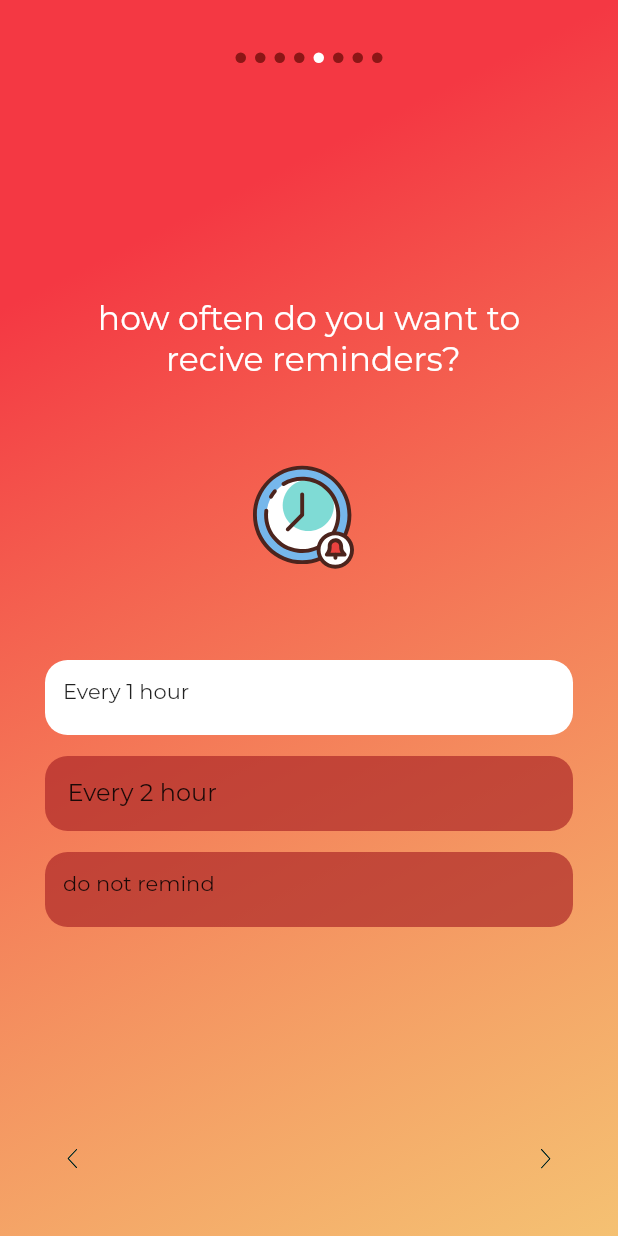
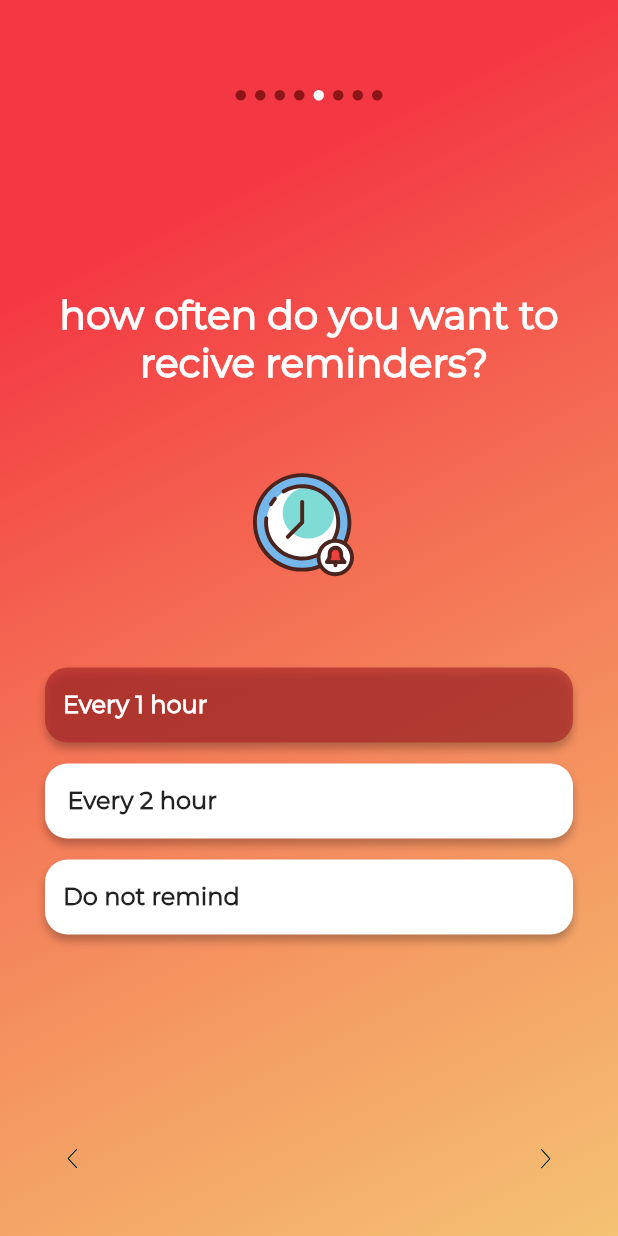
Before and after one commit to Vadagon/waterApp, a Flutter app: the screen it shows after launch, swiped to page 5, on a phone screen of 412 x 824 dp. Run offline on Flutter 3.47's test engine with Material 2 defaults, Android fonts, the light colour scheme and no system bars; drawn by our look-alikes of carousel_slider; our stand-ins replace firebase_core, flutter_svg, sembast; missing offline and left inert: direct_select; accounts and stored records are empty; project files that could hold a hidden picture were left out.

Commit message:
setup front

```diff
--- a/lib/main.dart
+++ b/lib/main.dart
@@ -36,11 +36,13 @@ class MyApp extends StatelessWidget {
         visualDensity: VisualDensity.adaptivePlatformDensity,
         fontFamily: 'Montserrat',
          textTheme: TextTheme(
-      headline1: TextStyle(fontSize: 26.0, fontWeight: FontWeight.bold,color: Color(0xffffffff)),
-      headline6: TextStyle(fontSize: 16.0, ),
-      bodyText2: TextStyle(fontSize: 14.0, ),
+      headline1: TextStyle(fontSize: 26.0, fontWeight: FontWeight.bold, color: Color(0xffffffff)),
+      headline6: TextStyle(fontSize: 16.0, fontWeight: FontWeight.bold,),
+      bodyText2: TextStyle(fontSize: 14.0, fontWeight: FontWeight.bold,),
       caption: TextStyle(fontSize: 24.0, color: Color(0xff222222), fontWeight: FontWeight.bold,),
+
     ),
+
       ),
       initialRoute: '/setup',
       routes: {
--- a/lib/pages/setup/setup.dart
+++ b/lib/pages/setup/setup.dart
@@ -7,7 +7,9 @@ import 'package:flutter_svg/flutter_svg.dart';
 import 'widgets/GenderSelect.dart';
 import 'widgets/HeightSelect.dart';
 import 'widgets/Remainder.dart';
+import 'widgets/WakeUp.dart';
 import 'widgets/YearsSelect.dart';
+import 'widgets/activity.dart';
 import 'widgets/weightSelect.dart';
 
 class SetupRoute extends StatefulWidget {
@@ -51,6 +53,15 @@ class SetupState extends State<SetupRoute> {
      if (s == 5){
      return ReminderSelect();
     }
+     if (s == 6){
+     return WakeUpSelect(title:'Wake up time',img: 'wakeUp', finalIndex: 8,);
+    }
+     if (s == 7){
+     return WakeUpSelect(title:'Time to sleep',img: 'sleepTime', finalIndex: 22,);
+    }
+     if (s == 8){
+     return ActivitySelect();
+    }
   }
 
   @override
@@ -58,7 +69,8 @@ class SetupState extends State<SetupRoute> {
     Size size = MediaQuery.of(context).size;
 
     return Scaffold(
-      body: Column(
+      body:
+      Column(
         children: [
           Stack(
             children: [
@@ -105,7 +117,7 @@ class SetupState extends State<SetupRoute> {
                 ),
               ),
               Positioned(
-                top: 25,
+                top: 50,
                 child: Container(
                   width: size.width,
                   child: Row(
@@ -147,7 +159,9 @@ class SetupState extends State<SetupRoute> {
                       ),
                     ),
                   ),
-                  onTap: () => _controller.nextPage(),
+                  onTap: () => {
+                    if (_current==7){Navigator.pushNamed(context, '/')}
+                  else {_controller.nextPage()}},
                 ),
               ),
               _current != 0
--- a/lib/pages/setup/widgets/Remainder.dart
+++ b/lib/pages/setup/widgets/Remainder.dart
@@ -7,7 +7,7 @@ class ReminderSelect extends StatefulWidget {
 }
 
 class _ReminderSelectState extends State<ReminderSelect> {
-  bool _gender = false;
+  String remindTime = "Every 1 hour";
 
   @override
   Widget build(BuildContext context) {
@@ -16,13 +16,7 @@ class _ReminderSelectState extends State<ReminderSelect> {
       children: [
         Container(
           child: Text("how often do you want to \n recive reminders?",
-              style: const TextStyle(
-                  color: const Color(0xffffffff),
-                  fontWeight: FontWeight.w400,
-                  fontFamily: "Montserrat",
-                  fontStyle: FontStyle.normal,
-                  fontSize: 22.0),
-              textAlign: TextAlign.center),
+              style: Theme.of(context).textTheme.headline1,textAlign: TextAlign.center,),
         ),
         Container(
           margin: EdgeInsets.only(top: 50, right: 20),
@@ -43,21 +37,46 @@ class _ReminderSelectState extends State<ReminderSelect> {
                   height: 50,
                   padding: EdgeInsets.all(12),
                   margin: EdgeInsets.symmetric(vertical: 7, horizontal: 30),
-                  decoration: !_gender
+                  decoration: remindTime == 'Every 1 hour'
                       ? BoxDecoration(
                           borderRadius: BorderRadius.all(Radius.circular(15)),
-                          color: const Color(0xffffffff))
+                          boxShadow: [
+                            BoxShadow(
+                                color: const Color(0x40000000),
+                                offset: Offset(0, 4),
+                                blurRadius: 4,
+                                spreadRadius: 0)
+                          ],
+                          color: const Color(0xb0ac2727))
                       : BoxDecoration(
-                          color: const Color(0xb0ac2727),
+                          color: const Color(0xffffffff),
+                          boxShadow: [
+                            BoxShadow(
+                                color: const Color(0x40000000),
+                                offset: Offset(0, 4),
+                                blurRadius: 4,
+                                spreadRadius: 0)
+                          ],
                           borderRadius: BorderRadius.all(Radius.circular(15)),
                         ),
-                  child: Text('Every 1 hour'),
+                  child: Column(
+                    crossAxisAlignment: CrossAxisAlignment.start,
+                    mainAxisAlignment: MainAxisAlignment.center,
+                    children: [
+                      Text('Every 1 hour',
+                          style: remindTime == 'Every 1 hour'
+                              ? Theme.of(context)
+                                  .textTheme
+                                  .headline6
+                                  .copyWith(color: Color(0xffffffff))
+                              : Theme.of(context).textTheme.headline6)
+                    ],
+                  ),
                 ),
                 onTap: () {
                   setState(() {
-                    _gender = false;
+                    remindTime = 'Every 1 hour';
                   });
-                  print(_gender);
                 },
               ),
               InkWell(
@@ -66,21 +85,46 @@ class _ReminderSelectState extends State<ReminderSelect> {
                   height: 50,
                   padding: EdgeInsets.all(15),
                   margin: EdgeInsets.symmetric(vertical: 7, horizontal: 30),
-                  decoration: _gender
+                  decoration: remindTime == 'Every 2 hour'
                       ? BoxDecoration(
                           borderRadius: BorderRadius.all(Radius.circular(15)),
-                          color: const Color(0xffffffff))
+                          boxShadow: [
+                            BoxShadow(
+                                color: const Color(0x40000000),
+                                offset: Offset(0, 4),
+                                blurRadius: 4,
+                                spreadRadius: 0)
+                          ],
+                          color: const Color(0xb0ac2727))
                       : BoxDecoration(
-                          color: const Color(0xb0ac2727),
+                          color: const Color(0xffffffff),
+                          boxShadow: [
+                            BoxShadow(
+                                color: const Color(0x40000000),
+                                offset: Offset(0, 4),
+                                blurRadius: 4,
+                                spreadRadius: 0)
+                          ],
                           borderRadius: BorderRadius.all(Radius.circular(15)),
                         ),
-                  child: Text('Every 2 hour', style:Theme.of(context).textTheme.headline6),
+                  child: Column(
+                    crossAxisAlignment: CrossAxisAlignment.start,
+                    mainAxisAlignment: MainAxisAlignment.center,
+                    children: [
+                     Text('Every 2 hour',
+                          style: remindTime == 'Every 2 hour'
+                              ? Theme.of(context)
+                                  .textTheme
+                                  .headline6
+                                  .copyWith(color: Color(0xffffffff))
+                              : Theme.of(context).textTheme.headline6)
+                    ],
+                  ),
                 ),
                 onTap: () {
                   setState(() {
-                    _gender = true;
+                    remindTime = 'Every 2 hour';
                   });
-                  print(_gender);
                 },
               ),
               InkWell(
@@ -89,21 +133,47 @@ class _ReminderSelectState extends State<ReminderSelect> {
                   height: 50,
                   padding: EdgeInsets.all(12),
                   margin: EdgeInsets.symmetric(vertical: 7, horizontal: 30),
-                  decoration: _gender
+                  decoration: remindTime == 'Do not remind'
                       ? BoxDecoration(
                           borderRadius: BorderRadius.all(Radius.circular(15)),
-                          color: const Color(0xffffffff))
+                          color: const Color(0xb0ac2727),
+                          boxShadow: [
+                            BoxShadow(
+                                color: const Color(0x40000000),
+                                offset: Offset(0, 4),
+                                blurRadius: 4,
+                                spreadRadius: 0)
+                          ],
+                        )
                       : BoxDecoration(
-                          color: const Color(0xb0ac2727),
+                          color: const Color(0xffffffff),
+                          boxShadow: [
+                            BoxShadow(
+                                color: const Color(0x40000000),
+                                offset: Offset(0, 4),
+                                blurRadius: 4,
+                                spreadRadius: 0)
+                          ],
                           borderRadius: BorderRadius.all(Radius.circular(15)),
                         ),
-                  child: Text('do not remind'),
+                  child: Column(
+                    crossAxisAlignment: CrossAxisAlignment.start,
+                    mainAxisAlignment: MainAxisAlignment.center,
+                    children: [
+                      Text('Do not remind',
+                          style: remindTime == 'Do not remind'
+                              ? Theme.of(context)
+                                  .textTheme
+                                  .headline6
+                                  .copyWith(color: Color(0xffffffff))
+                              : Theme.of(context).textTheme.headline6)
+                    ],
+                  ),
                 ),
                 onTap: () {
                   setState(() {
-                    _gender = true;
+                    remindTime = 'Do not remind';
                   });
-                  print(_gender);
                 },
               ),
             ],
```
Also changed, not shown: lib/pages/setup/widgets/GenderSelect.dart (+1 -7 lines), lib/pages/setup/widgets/WakeUp.dart (added, +169 -0 lines), lib/pages/setup/widgets/activity.dart (added, +284 -0 lines), assets/img/a1.svg (added), assets/img/a2.svg (added), assets/img/a3.svg (added), assets/img/a4.svg (added), assets/img/activity.svg (added), assets/img/sleepTime.svg (added), assets/img/wakeUp.svg (added).
